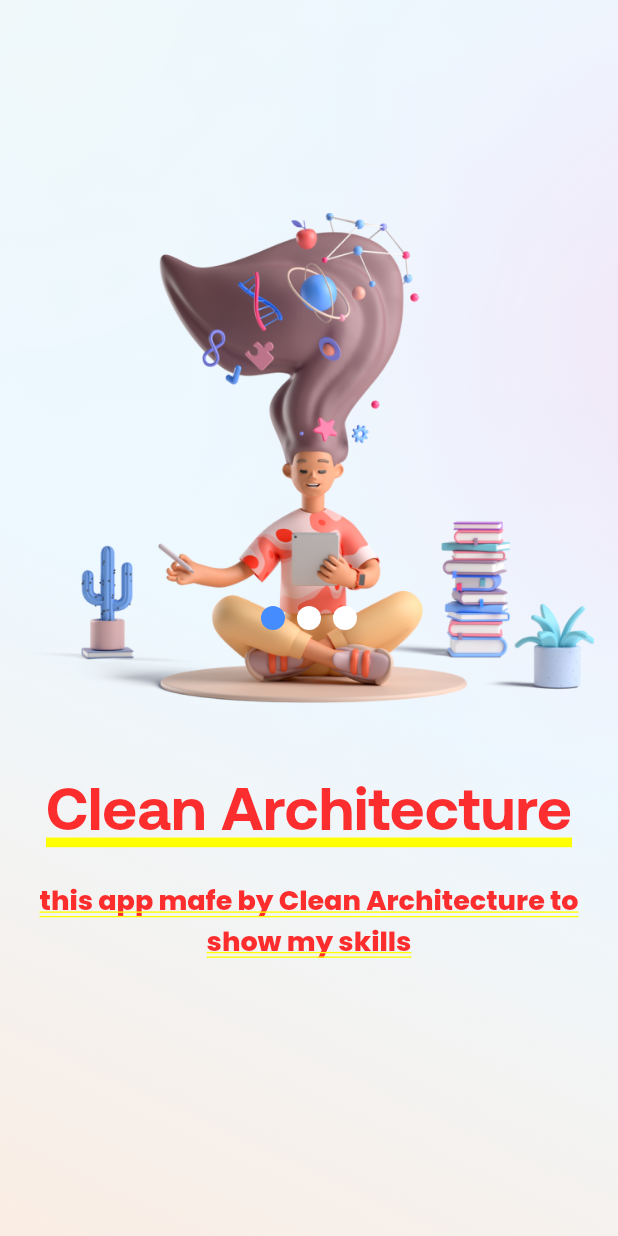
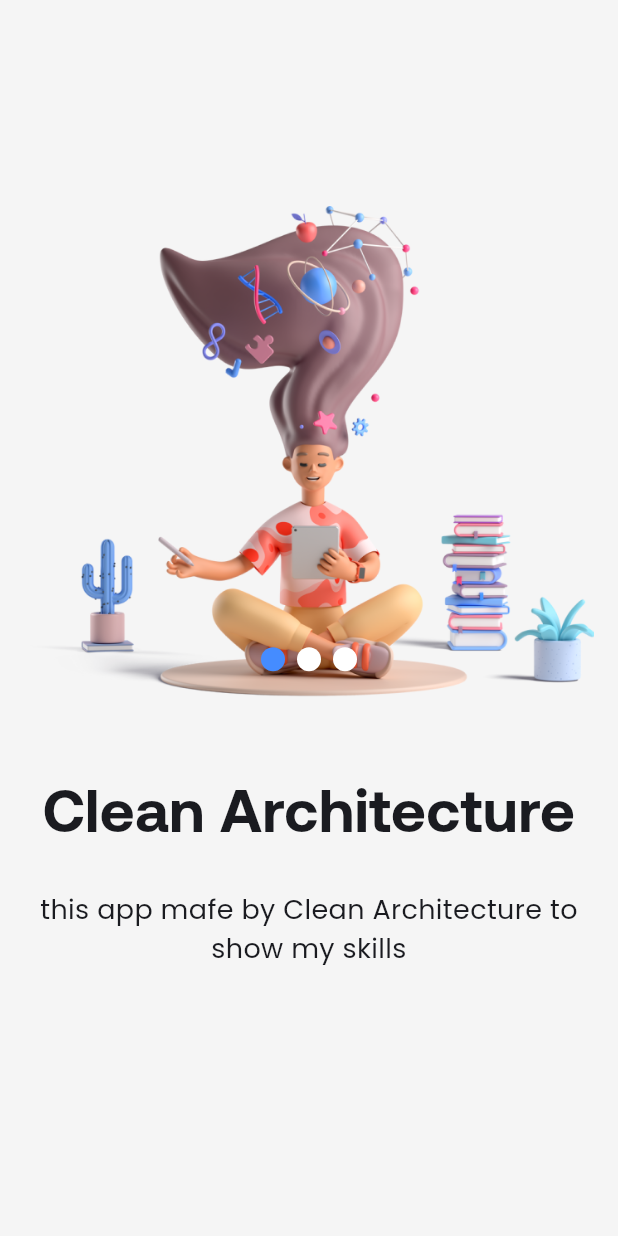
Before and after one commit to Sinazrp/flutter_education_app_clean_bloc, a Flutter app: the screen it shows after launch, on a phone screen of 412 x 824 dp. Run offline on Flutter 3.47's test engine with Material 3 defaults, Android fonts, the phone set to English and light mode, and no system bars; drawn by our look-alikes of smooth_page_indicator; our stand-ins replace bloc, dartz, equatable, flutter_bloc, get_it, lottie and 1 more.

Commit message:
Update on_boarding.dart

```diff
--- a/lib/features/on_boarding/presentation/pages/on_boarding.dart
+++ b/lib/features/on_boarding/presentation/pages/on_boarding.dart
@@ -39,19 +39,24 @@ class _OnBoardingScreenState extends State<OnBoardingScreen> {
           return const LoadingView();
         }
 
-        return GradientBackground(
-          image: Assets.images.onBoardingBackground.path,
-          child: Stack(
+        return Scaffold(
+          backgroundColor: Colors.grey[100],
+          body: Stack(
             children: [
               PageView(
                 controller: pageController,
                 children: [
                   OnBoardingBody(pageContent: PageContent.first()),
                   OnBoardingBody(pageContent: PageContent.second()),
-                  OnBoardingBody(pageContent: PageContent.third()),
+                  OnBoardingBody(
+                    pageContent: PageContent.third(),
+                    showButton: true,
+                  ),
                 ],
               ),
-              Align(
+              Padding(
+                padding: const EdgeInsets.only(top: 55),
+                child: Align(
                   child: SmoothPageIndicator(
                     controller: pageController,
                     count: 3,
@@ -67,6 +72,7 @@ class _OnBoardingScreenState extends State<OnBoardingScreen> {
                     },
                   ),
                 ),
+              ),
             ],
           ),
         );
```
Lines whose indentation alone changed are shown as unchanged.
